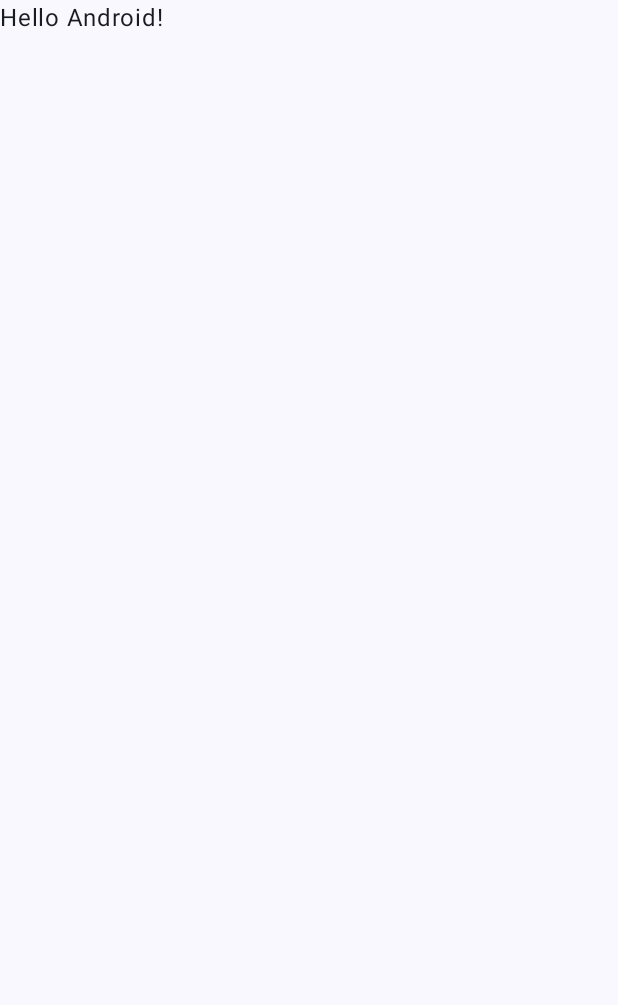
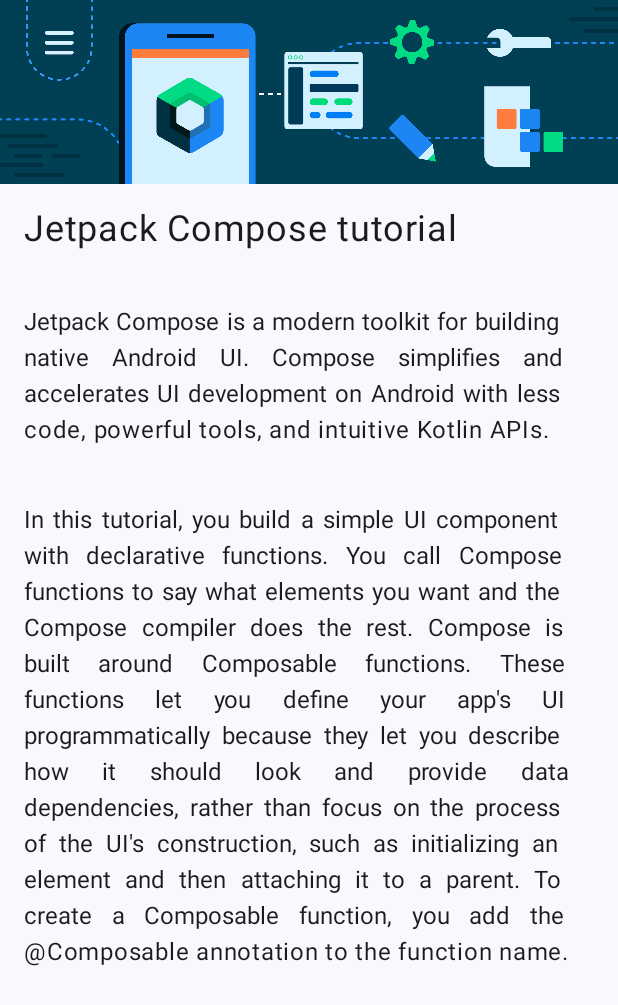
Before and after one commit to MaharramSadikhli/Jetpack-Compose, an Android app built with Jetpack Compose: the screen it shows after launch (MainActivity), on a phone screen of 412 x 824 dp. Before the commit the part shown is almost empty. Shown: the top 1005 px of the screen. Run offline under Robolectric (Android 15) with nearby library versions, the phone set to English and light mode, and no system bars.

Commit message:
compose article task completed

```diff
--- a/app/src/main/java/com/imsosoft/composearticle/MainActivity.kt
+++ b/app/src/main/java/com/imsosoft/composearticle/MainActivity.kt
@@ -4,13 +4,23 @@ import android.os.Bundle
 import androidx.activity.ComponentActivity
 import androidx.activity.compose.setContent
 import androidx.activity.enableEdgeToEdge
+import androidx.compose.foundation.Image
+import androidx.compose.foundation.layout.Box
+import androidx.compose.foundation.layout.Column
+import androidx.compose.foundation.layout.Spacer
 import androidx.compose.foundation.layout.fillMaxSize
+import androidx.compose.foundation.layout.fillMaxWidth
 import androidx.compose.foundation.layout.padding
 import androidx.compose.material3.Scaffold
-import androidx.compose.material3.Text
 import androidx.compose.runtime.Composable
 import androidx.compose.ui.Modifier
+import androidx.compose.ui.res.painterResource
+import androidx.compose.ui.res.stringResource
 import androidx.compose.ui.tooling.preview.Preview
+import androidx.compose.ui.unit.dp
+import com.imsosoft.composearticle.components.DescriptionText
+import com.imsosoft.composearticle.components.IntroText
+import com.imsosoft.composearticle.components.TitleText
 import com.imsosoft.composearticle.ui.theme.ComposeArticleTheme
 
 class MainActivity : ComponentActivity() {
@@ -20,28 +30,43 @@ class MainActivity : ComponentActivity() {
         setContent {
             ComposeArticleTheme {
                 Scaffold(modifier = Modifier.fillMaxSize()) { innerPadding ->
-                    Greeting(
-                        name = "Android",
-                        modifier = Modifier.padding(innerPadding)
-                    )
+                    ComposeArticle(modifier = Modifier.padding(innerPadding))
                 }
             }
         }
     }
 }
 
+
 @Composable
-fun Greeting(name: String, modifier: Modifier = Modifier) {
-    Text(
-        text = "Hello $name!",
-        modifier = modifier
-    )
+fun ComposeArticle(modifier: Modifier) {
+
+    val image = painterResource(id = R.drawable.bg_compose_background)
+    val title = stringResource(id = R.string.title)
+    val introText = stringResource(id = R.string.intro_text)
+    val descriptionText = stringResource(id = R.string.description_text)
+
+    Box(modifier = modifier) {
+        Column {
+            Image(
+                painter = image,
+                contentDescription = title,
+                modifier = Modifier.fillMaxWidth()
+            )
+
+            TitleText(text = title)
+
+            Spacer(modifier = Modifier.padding(10.dp))
+
+            IntroText(text = introText)
+
+            Spacer(modifier = Modifier.padding(10.dp))
+
+            DescriptionText(text = descriptionText)
+        }
+
+
+    }
+
+
 }
-
-@Preview(showBackground = true)
-@Composable
-fun GreetingPreview() {
-    ComposeArticleTheme {
-        Greeting("Android")
-    }
-}
```
